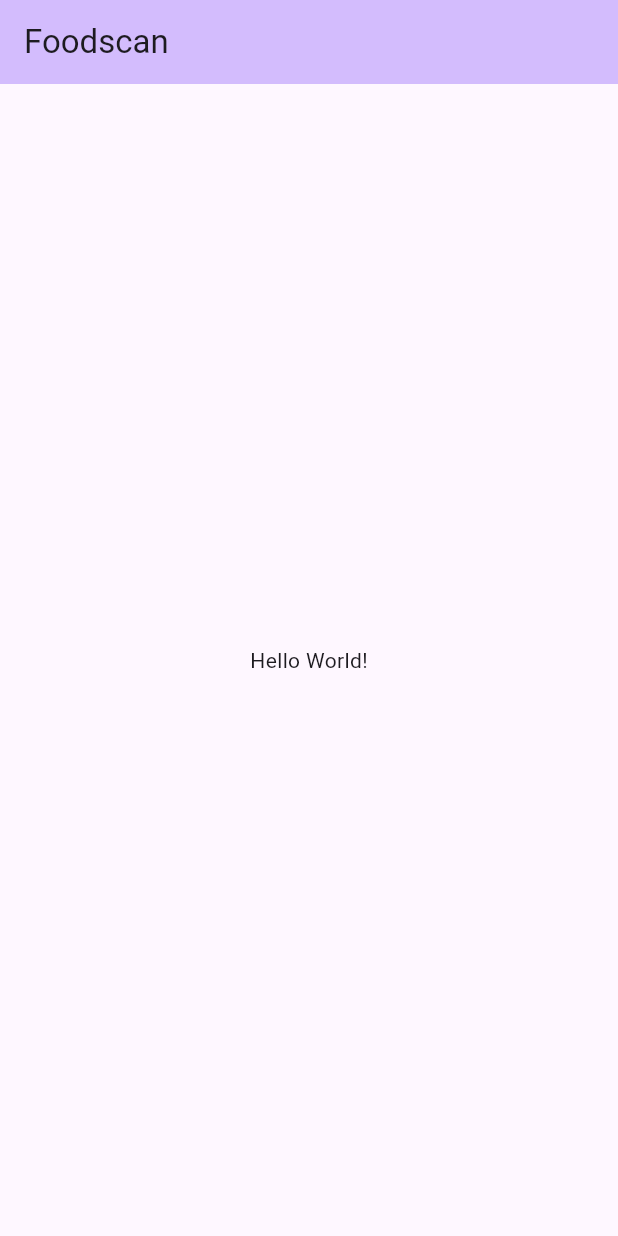
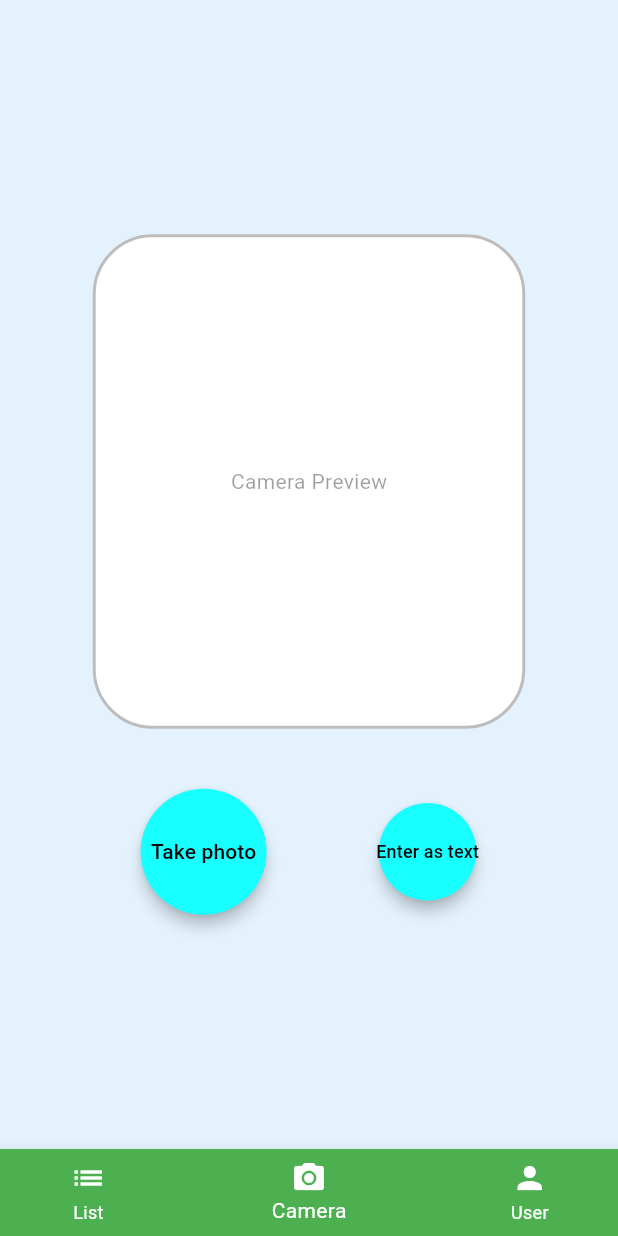
Before and after one commit to OlekS03/foodscan, a Flutter app: the screen it shows after launch, on a phone screen of 412 x 824 dp. Run offline on Flutter 3.47's test engine with Material 3 defaults, Android fonts, the phone set to English and light mode, and no system bars.

Commit message:
feat: added list, camera, and user screens

```diff
--- a/foodscan_app/lib/main.dart
+++ b/foodscan_app/lib/main.dart
@@ -1,5 +1,62 @@
 import 'package:flutter/material.dart';
-import 'package:camera/camera.dart';
+import 'screens/food_list_screen.dart';
+import 'screens/camera_screen.dart';
+import 'screens/user_screen.dart';
+
+class MainScaffold extends StatefulWidget {
+  const MainScaffold({super.key});
+
+  @override
+  State<MainScaffold> createState() => _MainScaffoldState();
+}
+
+class _MainScaffoldState extends State<MainScaffold> {
+  int _selectedIndex = 1;
+
+  final List<Widget> _screens = [
+    const FoodListScreen(),
+    const CameraScreenUI(),
+    const UserScreen(),
+  ];
+
+  void _onItemTapped(int index) {
+    setState(() {
+      _selectedIndex = index;
+    });
+  }
+
+  @override
+  Widget build(BuildContext context) {
+    return Scaffold(
+      body: _screens[_selectedIndex],
+      bottomNavigationBar: BottomNavigationBar(
+        currentIndex: _selectedIndex,
+        onTap: _onItemTapped,
+        items: const [
+          BottomNavigationBarItem(
+            icon: Icon(Icons.list),
+            label: 'List',
+            backgroundColor: Colors.green,
+          ),
+          BottomNavigationBarItem(
+            icon: Icon(Icons.camera_alt),
+            label: 'Camera',
+            backgroundColor: Colors.green,
+          ),
+          BottomNavigationBarItem(
+            icon: Icon(Icons.person),
+            label: 'User',
+            backgroundColor: Colors.green,
+          ),
+        ],
+        selectedItemColor: Colors.white,
+        unselectedItemColor: Colors.white,
+        showUnselectedLabels: true,
+        type: BottomNavigationBarType.shifting,
+      ),
+    );
+  }
+}
 
 void main() {
   runApp(const MyApp());
@@ -7,46 +64,15 @@ void main() {
 
 class MyApp extends StatelessWidget {
   const MyApp({super.key});
-
-  // This widget is the root of your application.
   @override
   Widget build(BuildContext context) {
     return MaterialApp(
-      title: 'Flutter Demo',
+      title: 'Foodscan',
       theme: ThemeData(
         colorScheme: ColorScheme.fromSeed(seedColor: Colors.deepPurple),
+        useMaterial3: true,
       ),
-      home: const MyHomePage(title: 'Foodscan'),
+      home: const MainScaffold(),
     );
   }
 }
-
-class MyHomePage extends StatefulWidget {
-  const MyHomePage({super.key, required this.title});
-
-  final String title;
-
-  @override
-  State<MyHomePage> createState() => _MyHomePageState();
-}
-
-class _MyHomePageState extends State<MyHomePage> {
-
-  @override
-  Widget build(BuildContext context) {
-    return Scaffold(
-      appBar: AppBar(
-        backgroundColor: Theme.of(context).colorScheme.inversePrimary,
-        title: Text(widget.title),
-      ),
-      body: Center(
-        child: Column(
-          mainAxisAlignment: MainAxisAlignment.center,
-          children: <Widget>[
-            const Text('Hello World!'),
-          ],
-        ),
-      ),
-    );
-  }
-}
--- /dev/null
+++ b/foodscan_app/lib/screens/camera_screen.dart
@@ -0,0 +1,57 @@
+import 'package:flutter/material.dart';
+
+class CameraScreenUI extends StatelessWidget {
+  const CameraScreenUI({super.key});
+  @override
+  Widget build(BuildContext context) {
+    return Container(
+      color: const Color(0xFFE3F2FD),
+      child: Column(
+        mainAxisAlignment: MainAxisAlignment.center,
+        children: [
+          Center(
+            child: Container(
+              width: MediaQuery.of(context).size.width * 0.7,
+              height: MediaQuery.of(context).size.height * 0.4,
+              decoration: BoxDecoration(
+                color: Colors.white,
+                borderRadius: BorderRadius.circular(40),
+                border: Border.all(color: Colors.black26, width: 2),
+              ),
+              child: const Center(
+                child: Text('Camera Preview', style: TextStyle(color: Colors.black38)),
+              ),
+            ),
+          ),
+          const SizedBox(height: 40),
+          Row(
+            mainAxisAlignment: MainAxisAlignment.center,
+            children: [
+              ElevatedButton(
+                onPressed: () {},
+                style: ElevatedButton.styleFrom(
+                  backgroundColor: Colors.cyanAccent,
+                  shape: const CircleBorder(),
+                  padding: const EdgeInsets.all(32),
+                  elevation: 4,
+                ),
+                child: const Text('Take photo', style: TextStyle(color: Colors.black)),
+              ),
+              const SizedBox(width: 24),
+              ElevatedButton(
+                onPressed: () {},
+                style: ElevatedButton.styleFrom(
+                  backgroundColor: Colors.cyanAccent,
+                  shape: const CircleBorder(),
+                  padding: const EdgeInsets.all(24),
+                  elevation: 4,
+                ),
+                child: const Text('Enter as text', style: TextStyle(color: Colors.black, fontSize: 12)),
+              ),
+            ],
+          ),
+        ],
+      ),
+    );
+  }
+}
```
Also changed, not shown: foodscan_app/lib/screens/food_list_screen.dart (added, +80 -0 lines), foodscan_app/lib/screens/user_screen.dart (added, +124 -0 lines).
